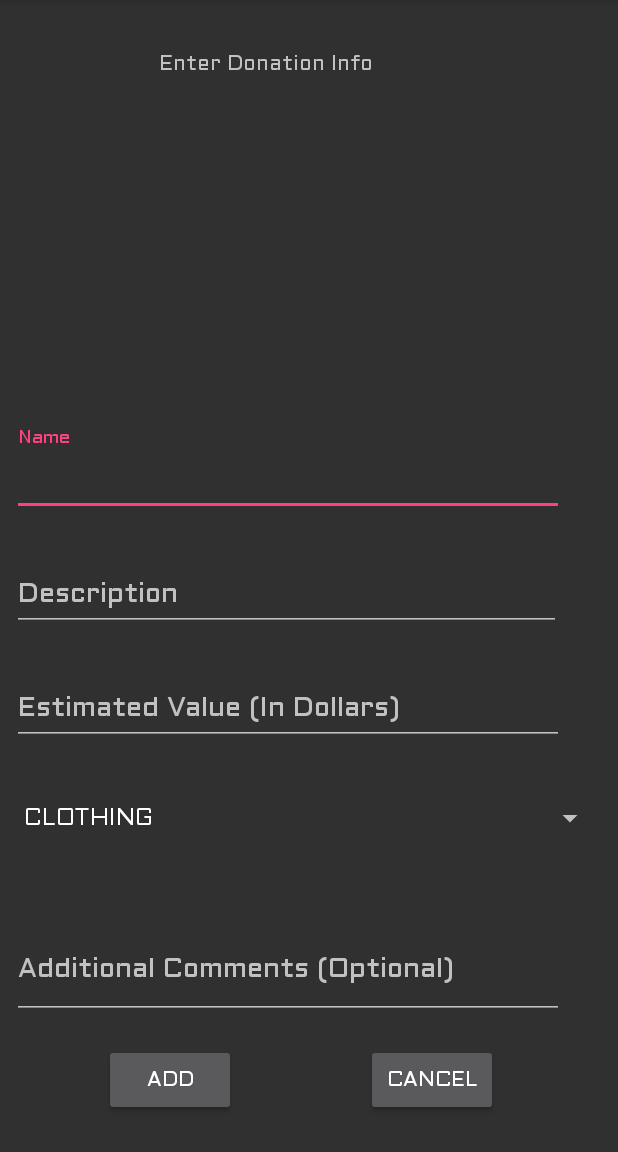
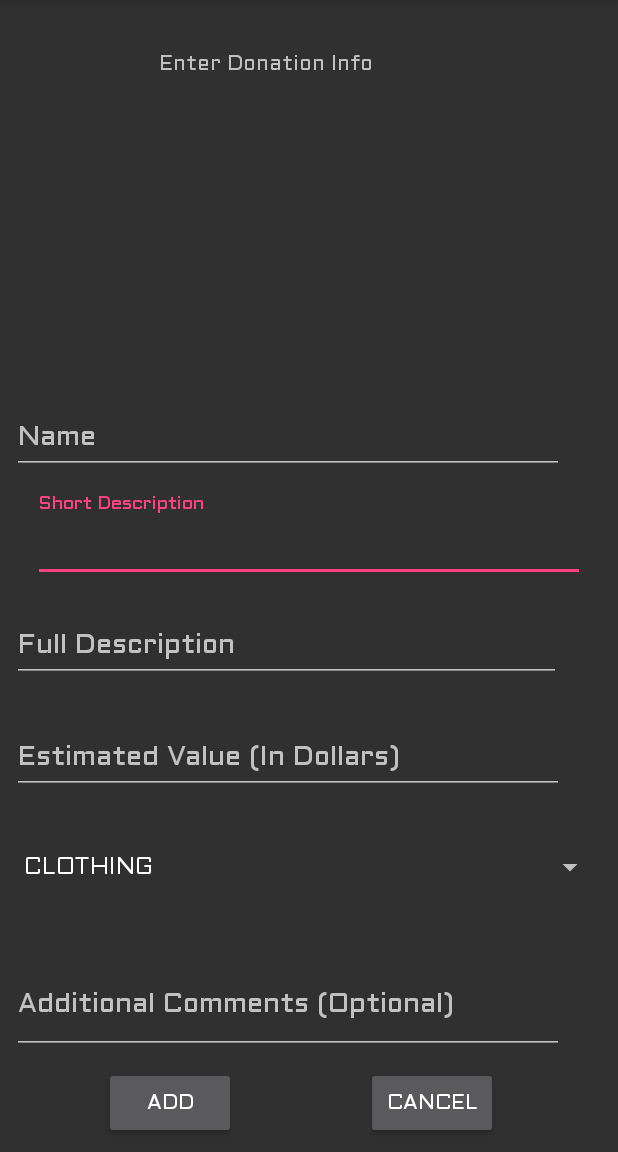
Before and after one commit to jacobzipper/donationTrackerCS2340, an Android app: the AddDonationActivity screen opened directly, with no data from a screen before it, on a phone screen of 412 x 824 dp, the part 84-1236 px from its top. Run offline under Robolectric (Android 15) with nearby library versions, the phone set to English and light mode, and no system bars.

Commit message:
Added short description field to Donations
Signed-off-by: Jacob Allen <jballen95173@gmail.com>

```diff
--- a/app/src/main/java/a5x/cs2340/donationtracker/activities/postlogin/AddDonationActivity.java
+++ b/app/src/main/java/a5x/cs2340/donationtracker/activities/postlogin/AddDonationActivity.java
@@ -19,6 +19,7 @@ public class AddDonationActivity extends AppCompatActivity {
     private Button addDonationButton;
     private Button cancelDonationButton;
     private EditText nameEditText;
+    private EditText shortDescriptionEditText;
     private EditText descriptionEditText;
     private EditText valueEditText;
     private Spinner categorySpinner;
@@ -38,6 +39,7 @@ public class AddDonationActivity extends AppCompatActivity {
         addDonationButton = findViewById(R.id.addDonationConfirmButton);
         cancelDonationButton = findViewById(R.id.addDonationCancelButton);
         nameEditText = findViewById(R.id.addDonationName);
+        shortDescriptionEditText = findViewById(R.id.addDonationShortDescription);
         descriptionEditText = findViewById(R.id.addDonationDescription);
         valueEditText = findViewById(R.id.addDonationValue);
         commentEditText = findViewById(R.id.addDonationComments);
@@ -51,11 +53,13 @@ public class AddDonationActivity extends AppCompatActivity {
             Donation donationToAdd;
             if (commentEditText.getText().toString().isEmpty()) {
                 donationToAdd = new Donation(nameEditText.getText().toString(),
+                        shortDescriptionEditText.getText().toString(),
                         descriptionEditText.getText().toString(),
                         (valueEditText.getText().toString()),
                         DonationCategory.values()[categorySpinner.getSelectedItemPosition()]);
             } else {
                 donationToAdd = new Donation(nameEditText.getText().toString(),
+                        shortDescriptionEditText.getText().toString(),
                         descriptionEditText.getText().toString(),
                         (valueEditText.getText().toString()),
                         DonationCategory.values()[categorySpinner.getSelectedItemPosition()],
--- a/app/src/main/java/a5x/cs2340/donationtracker/activities/postlogin/GetDonationsTask.java
+++ b/app/src/main/java/a5x/cs2340/donationtracker/activities/postlogin/GetDonationsTask.java
@@ -61,6 +61,9 @@ public class GetDonationsTask extends WebserviceTask<ViewDonationsActivity,
             // set the custom dialog components - text, image and button
             ((TextView) dialog.findViewById(R.id.donationName)).
                     setText(mContext.getString(R.string.donation_view_name,donation.getName()));
+            ((TextView) dialog.findViewById(R.id.donationShortDescription)).
+                    setText(mContext.getString(R.string.donation_view_short_description,
+                            donation.getShortDescription()));
             ((TextView) dialog.findViewById(R.id.donationDescription)).
                     setText(mContext.getString(R.string.donation_view_description,
                             donation.getDescription()));
--- a/app/src/main/res/layout/activity_add_donation.xml
+++ b/app/src/main/res/layout/activity_add_donation.xml
@@ -25,12 +25,33 @@
         app:layout_constraintVertical_bias="0.033" />
 
     <android.support.design.widget.TextInputLayout
+        android:id="@+id/textInputLayout4"
+        android:layout_width="368dp"
+        android:layout_height="wrap_content"
+        android:layout_marginStart="8dp"
+        android:layout_marginTop="8dp"
+        android:layout_marginEnd="8dp"
+        android:layout_marginBottom="8dp"
+        app:layout_constraintBottom_toBottomOf="parent"
+        app:layout_constraintEnd_toEndOf="parent"
+        app:layout_constraintStart_toStartOf="parent"
+        app:layout_constraintTop_toBottomOf="@+id/textInputLayout"
+        app:layout_constraintVertical_bias="0.017">
+
+        <android.support.design.widget.TextInputEditText
+            android:id="@+id/addDonationShortDescription"
+            android:layout_width="match_parent"
+            android:layout_height="wrap_content"
+            android:hint="@string/donation_short_description_prompt" />
+    </android.support.design.widget.TextInputLayout>
+
+    <android.support.design.widget.TextInputLayout
         android:id="@+id/textInputLayout"
         android:layout_width="368dp"
         android:layout_height="wrap_content"
         android:layout_marginStart="8dp"
         android:layout_marginEnd="8dp"
-        android:layout_marginBottom="424dp"
+        android:layout_marginBottom="452dp"
         app:layout_constraintBottom_toBottomOf="parent"
         app:layout_constraintEnd_toEndOf="parent"
         app:layout_constraintHorizontal_bias="0.0"
@@ -55,8 +76,8 @@
         app:layout_constraintEnd_toEndOf="parent"
         app:layout_constraintHorizontal_bias="0.0"
         app:layout_constraintStart_toStartOf="parent"
-        app:layout_constraintTop_toBottomOf="@+id/textInputLayout"
-        app:layout_constraintVertical_bias="0.032">
+        app:layout_constraintTop_toBottomOf="@+id/textInputLayout4"
+        app:layout_constraintVertical_bias="0.005">
 
         <android.support.design.widget.TextInputEditText
             android:id="@+id/addDonationDescription"
--- a/app/src/main/res/values/strings.xml
+++ b/app/src/main/res/values/strings.xml
@@ -48,7 +48,8 @@
 
     <string name="donation_add_header">Enter Donation Info</string>
     <string name="donation_name_prompt">Name</string>
-    <string name="donation_description_prompt">Description</string>
+    <string name="donation_short_description_prompt">Short Description</string>
+    <string name="donation_description_prompt">Full Description</string>
     <string name="donation_value_prompt">Estimated Value (In Dollars)</string>
     <string name="donation_comments_prompt">Additional Comments (Optional)</string>
     <string name="donation_add_button">Add</string>
@@ -56,6 +57,7 @@
 
 
     <string name="donation_view_name">Name: %1$s</string>
+    <string name="donation_view_short_description">Short Description: %1$s</string>
     <string name="donation_view_description">Description: %1$s</string>
     <string name="donation_view_value">Value: $%1$s</string>
     <string name="donation_view_category">Category: %1$s</string>
```
Also changed, not shown: app/src/main/java/a5x/cs2340/donationtracker/webservice/responses/responseobjects/Donation.java (+21 -3 lines), app/src/main/res/layout/donation_view.xml (+23 -7 lines).
